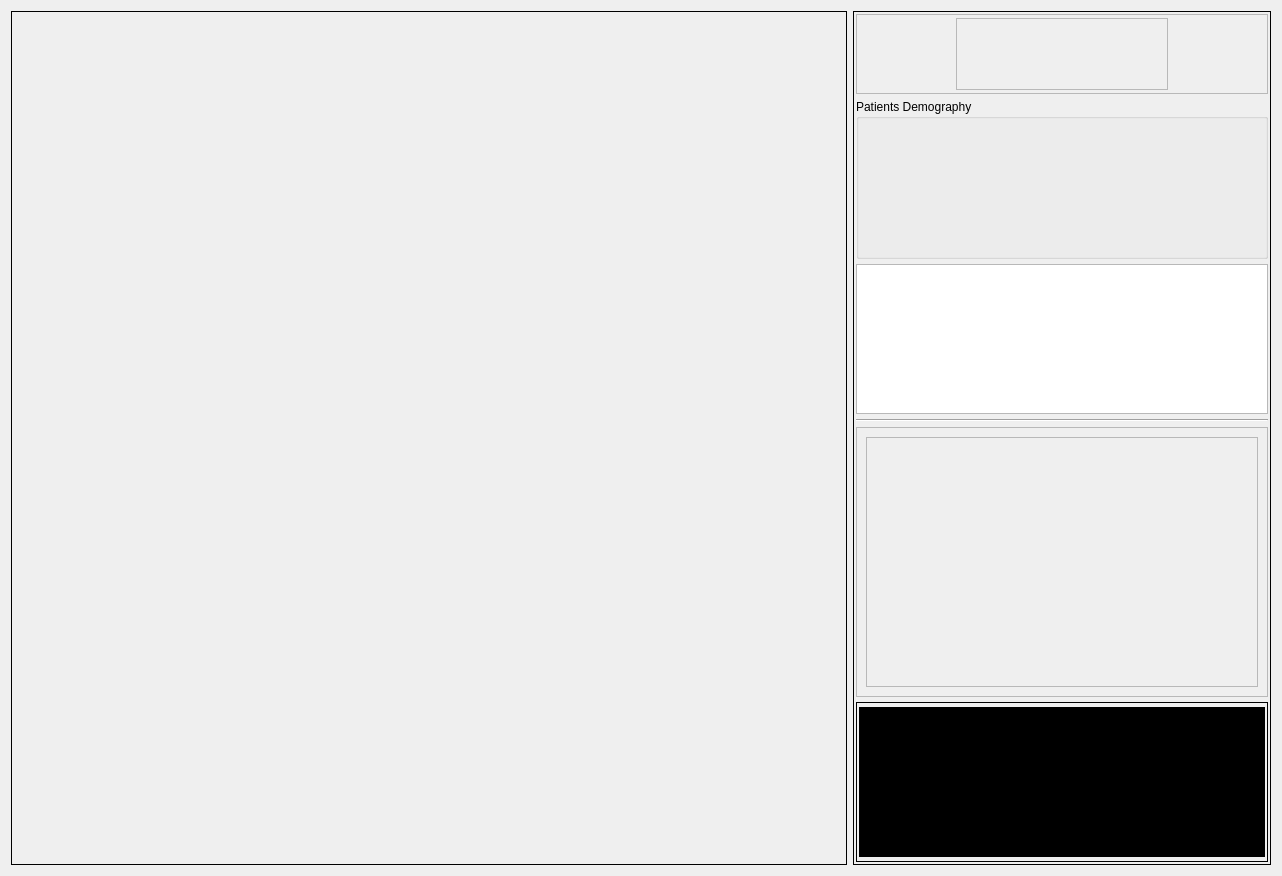
Old version of the form launch/exposuredialog.ui in the repository altaybrusan/ibex.
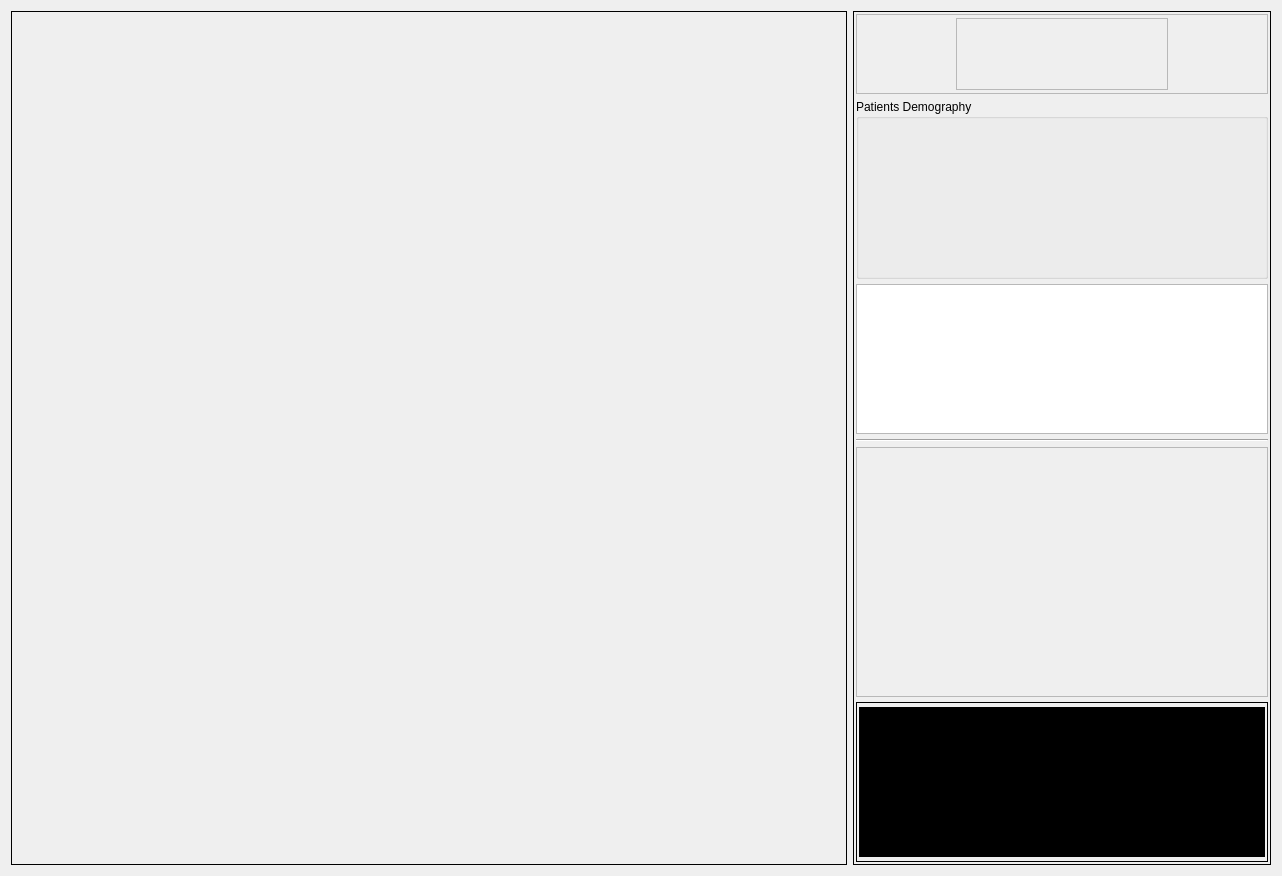
New version of the form. Icons and pictures are not drawn. Custom widgets are drawn as their Qt base class.

```diff
--- a/launch/exposuredialog.ui
+++ b/launch/exposuredialog.ui
@@ -161,47 +161,26 @@
        </widget>
       </item>
       <item>
-       <widget class="QFrame" name="protocolFrame">
-        <property name="frameShape">
-         <enum>QFrame::StyledPanel</enum>
-        </property>
-        <property name="frameShadow">
-         <enum>QFrame::Raised</enum>
-        </property>
-        <layout class="QHBoxLayout" name="horizontalLayout_3">
-         <item>
-          <widget class="QScrollArea" name="parameterScrollArea">
-           <property name="sizePolicy">
-            <sizepolicy hsizetype="Expanding" vsizetype="Fixed">
-             <horstretch>0</horstretch>
-             <verstretch>0</verstretch>
-            </sizepolicy>
-           </property>
-           <property name="minimumSize">
+       <widget class="QScrollArea" name="scrollArea">
+        <property name="maximumSize">
             <size>
-             <width>0</width>
+          <width>16777215</width>
              <height>250</height>
             </size>
            </property>
-           <property name="verticalScrollBarPolicy">
-            <enum>Qt::ScrollBarAsNeeded</enum>
-           </property>
            <property name="widgetResizable">
             <bool>true</bool>
            </property>
-           <widget class="QWidget" name="scrollAreaWidgetContents">
+        <widget class="QWidget" name="scrollAreaWidget">
             <property name="geometry">
              <rect>
               <x>0</x>
               <y>0</y>
-              <width>386</width>
+           <width>410</width>
               <height>248</height>
              </rect>
             </property>
            </widget>
-          </widget>
-         </item>
-        </layout>
        </widget>
       </item>
       <item>
```
Lines whose indentation alone changed are shown as unchanged.
